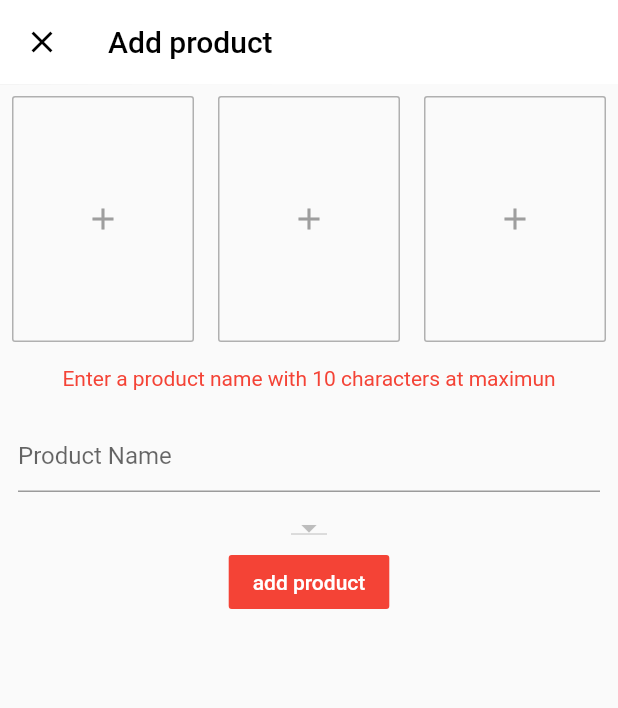
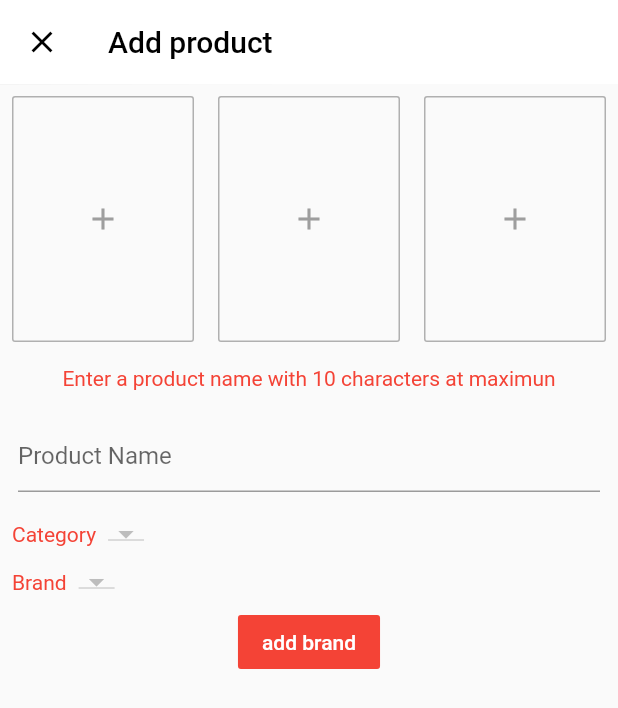
Before and after one commit to tianna1121/flutter_ecom_admin, a Flutter app: the AddProduct screen opened directly, after a tap on the "add" icon, on a phone screen of 412 x 824 dp. Shown: the top 708 px of the screen. Run offline on Flutter 3.47's test engine with Material 2 defaults, Android fonts, the phone set to English and light mode, and no system bars; our stand-ins replace cloud_firestore, flutter_typeahead, fluttertoast, image_picker; accounts and stored records are empty.

Commit message:
Use DropDownMenu widget to get brands from firebase, ref: https://youtu.be/dQPDEmy8p34?t=556

```diff
--- a/lib/screens/add_product.dart
+++ b/lib/screens/add_product.dart
@@ -25,9 +25,9 @@ class _AddProductState extends State<AddProduct> {
 
   @override
   void initState() {
-    //   super.initState();
+    super.initState();
     _getCategories();
-    //_getBrands();
+    _getBrands();
     //_currentCategory = categoriesDropDown[0].value;
   }
 
@@ -45,6 +45,22 @@ class _AddProductState extends State<AddProduct> {
       });
     }
     print('getCategoriesDropDown(): categories = ' + items.length.toString());
+    return items;
+  }
+
+  List<DropdownMenuItem<String>> getBrandsDropDown() {
+    List<DropdownMenuItem<String>> items = new List();
+
+    for (int i = 0; i < brands.length; i++) {
+      setState(() {
+        items.insert(
+            0,
+            DropdownMenuItem(
+              child: Text(brands[i].data['brand']),
+              value: brands[i].data['brand'],
+            ));
+      });
+    }
     return items;
   }
 
@@ -151,15 +167,44 @@ class _AddProductState extends State<AddProduct> {
               ),
             ),
             // * Select Category
-            DropdownButton(
-              items: categoriesDropDown,
-              onChanged: changeSelectedCategory,
-              value: _currentCategory,
+            Row(
+              children: <Widget>[
+                Padding(
+                  padding: const EdgeInsets.all(8.0),
+                  child: Text(
+                    'Category',
+                    style: TextStyle(color: Colors.red),
+                  ),
+                ),
+                DropdownButton(
+                  items: categoriesDropDown,
+                  onChanged: changeSelectedCategory,
+                  value: _currentCategory,
+                ),
+              ],
+            ),
+
+// * Seclect the Brand
+            Row(
+              children: <Widget>[
+                Padding(
+                  padding: const EdgeInsets.all(8.0),
+                  child: Text(
+                    'Brand',
+                    style: TextStyle(color: Colors.red),
+                  ),
+                ),
+                DropdownButton(
+                  items: brandsDropDown,
+                  onChanged: changeSelectedCategory,
+                  value: _currentBrand,
+                ),
+              ],
             ),
             FlatButton(
               color: Colors.red,
               textColor: Colors.white,
-              child: Text('add product'),
+              child: Text('add brand'),
               onPressed: () {},
             )
           ],
@@ -183,4 +228,20 @@ class _AddProductState extends State<AddProduct> {
       _currentCategory = selectedCategory;
     });
   }
+
+  void _getBrands() async {
+    List<DocumentSnapshot> data = await _brandService.getBrands();
+    //print(data.length);
+    setState(() {
+      brands = data;
+      brandsDropDown = getBrandsDropDown();
+      _currentBrand = brands[0].data['brand'];
+    });
+  }
+
+  changeSelectedBrand(String selectedBrand) {
+    setState(() {
+      _currentBrand = selectedBrand;
+    });
+  }
 }
```
